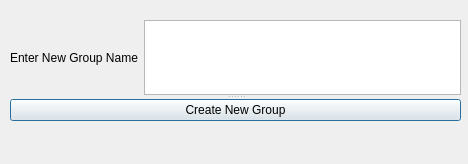
This is plugin/injectionsplugin/newgroupdata.ui in sudomgamal/dlt-viewer as Qt 5 draws it before an edit. The edited form follows.
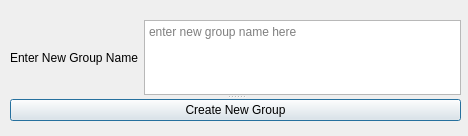
This is the edited form.

```diff
--- a/plugin/injectionsplugin/newgroupdata.ui
+++ b/plugin/injectionsplugin/newgroupdata.ui
@@ -7,7 +7,7 @@
     <x>0</x>
     <y>0</y>
     <width>468</width>
-    <height>164</height>
+    <height>136</height>
    </rect>
   </property>
   <property name="windowTitle">
@@ -35,7 +35,14 @@
       </widget>
      </item>
      <item>
-      <widget class="QTextEdit" name="m_newGroupName"/>
+      <widget class="QTextEdit" name="m_newGroupName">
+       <property name="tabStopWidth">
+        <number>80</number>
+       </property>
+       <property name="placeholderText">
+        <string>enter new group name here</string>
+       </property>
+      </widget>
      </item>
     </layout>
    </widget>
```
